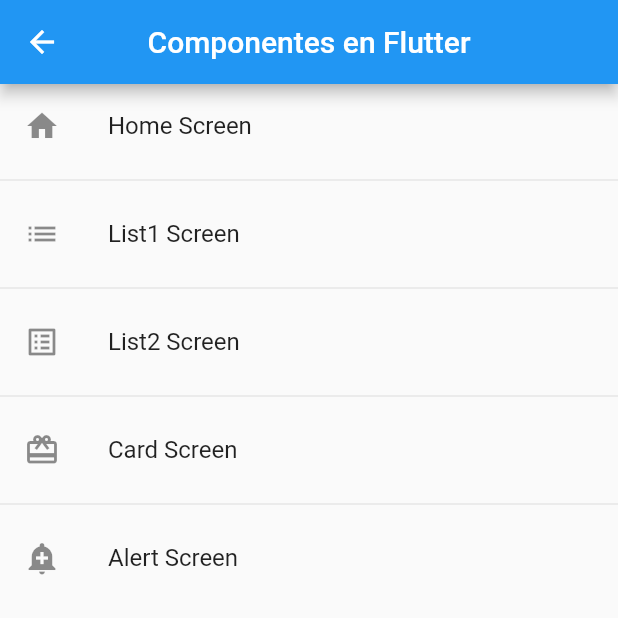
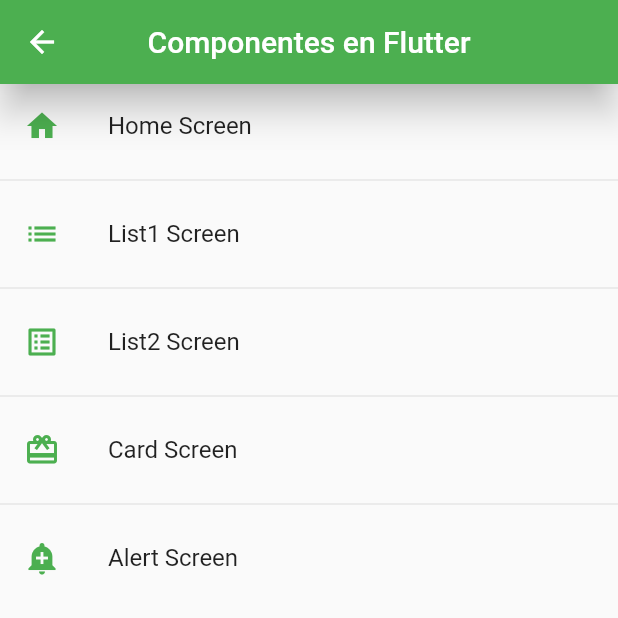
Before and after one commit to nmahnic/fl_components, a Flutter app: the screen it shows after launch, on a phone screen of 412 x 824 dp, the top half of it. Run offline on Flutter 3.47's test engine with Material 2 defaults, Android fonts, the phone set to English and light mode, and no system bars.

Commit message:
Perform navigation and global Theme

```diff
--- a/lib/main.dart
+++ b/lib/main.dart
@@ -1,5 +1,6 @@
 
 import 'package:fl_components/router/app_routes.dart';
+import 'package:fl_components/theme/app_theme.dart';
 import 'package:flutter/material.dart';
 
 void main() => runApp(const MyApp());
@@ -15,7 +16,9 @@ class MyApp extends StatelessWidget {
       initialRoute: AppRoutes.initialRoute,
       routes: AppRoutes.getAppRoutes(),
       // onGenerateRoute: (settings) => AppRoutes.onGenerateRoute(settings)
-      onGenerateRoute: AppRoutes.onGenerateRoute // lo mismo que de arriba solo cuando hay un parametro
+      onGenerateRoute: AppRoutes.onGenerateRoute, // lo mismo que de arriba solo cuando hay un parametro
+      // theme: AppTheme.lightTheme
+      theme: AppTheme.lightTheme
     );
   }
 }
--- a/lib/screens/home_screen.dart
+++ b/lib/screens/home_screen.dart
@@ -1,6 +1,8 @@
 
 import 'package:fl_components/router/app_routes.dart';
 import 'package:flutter/material.dart';
+
+import '../theme/app_theme.dart';
 
 class HomeScreen extends StatelessWidget {
 
@@ -17,7 +19,7 @@ class HomeScreen extends StatelessWidget {
         child: ListView.separated(
           itemBuilder: (context, item) => ListTile(
             title: Text( AppRoutes.menuOptions[item].name ),
-            leading: Icon( AppRoutes.menuOptions[item].icon ),
+            leading: Icon( AppRoutes.menuOptions[item].icon, color: AppTheme.primaryColor ),
             onTap: () { Navigator.pushNamed(context, AppRoutes.menuOptions[item].route); }
           ),
           separatorBuilder: (context, item) => const Divider(),
--- /dev/null
+++ b/lib/theme/app_theme.dart
@@ -0,0 +1,31 @@
+import 'package:flutter/material.dart';
+
+class AppTheme {
+
+  static const Color primaryColor = Colors.green;
+
+  static final ThemeData lightTheme = ThemeData.light().copyWith(
+    // Primary color
+    primaryColor: primaryColor,
+
+    // AppBar theme
+    appBarTheme: const AppBarTheme(
+      color: primaryColor,
+      elevation: 10,
+    )
+  );
+
+  static final ThemeData darkTheme = ThemeData.dark().copyWith(
+    // Primary color
+    primaryColor: Colors.green,
+
+    // AppBar theme
+    appBarTheme: const AppBarTheme(
+      color: primaryColor,
+      elevation: 10,
+    ),
+
+    scaffoldBackgroundColor: Colors.black
+  );
+
+}
```
Also changed, not shown: lib/router/app_routes.dart (+0 -7 lines).
